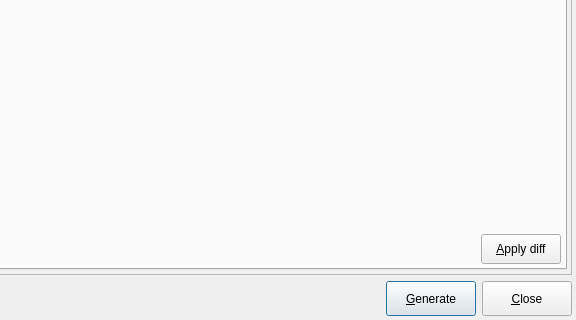
First picture: the form in libpgmodeler_ui/ui/modeldatabasediffform.ui, repository pgmodeler/pgmodeler, before the edit; both pictures show x 104 to 680 and y 250 to 570 of the 680 by 570 pixel window.
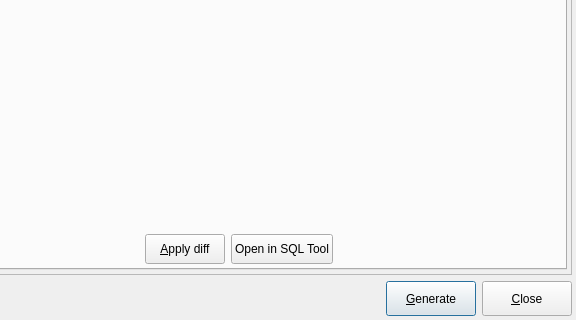
Second picture: the form after the edit. The open tabs and pages were chosen to show the change. Icons and pictures are not drawn.

Diff of the .ui file:
```diff
--- a/libpgmodeler_ui/ui/modeldatabasediffform.ui
+++ b/libpgmodeler_ui/ui/modeldatabasediffform.ui
@@ -2122,17 +2122,20 @@
           <property name="bottomMargin">
            <number>4</number>
           </property>
-          <item row="0" column="0" colspan="2">
-           <widget class="QWidget" name="sqlcode_wgt" native="true">
-            <property name="sizePolicy">
-             <sizepolicy hsizetype="Expanding" vsizetype="Expanding">
-              <horstretch>0</horstretch>
-              <verstretch>0</verstretch>
-             </sizepolicy>
+          <item row="1" column="4">
+           <spacer name="horizontalSpacer_9">
+            <property name="orientation">
+             <enum>Qt::Horizontal</enum>
             </property>
-           </widget>
+            <property name="sizeHint" stdset="0">
+             <size>
+              <width>40</width>
+              <height>20</height>
+             </size>
+            </property>
+           </spacer>
           </item>
-          <item row="1" column="1">
+          <item row="1" column="2">
            <widget class="QPushButton" name="apply_on_server_btn">
             <property name="sizePolicy">
              <sizepolicy hsizetype="Fixed" vsizetype="Fixed">
@@ -2166,7 +2169,74 @@
              </size>
             </property>
             <property name="default">
-             <bool>true</bool>
+             <bool>false</bool>
+            </property>
+           </widget>
+          </item>
+          <item row="0" column="0" colspan="5">
+           <widget class="QWidget" name="sqlcode_wgt" native="true">
+            <property name="sizePolicy">
+             <sizepolicy hsizetype="Expanding" vsizetype="Expanding">
+              <horstretch>0</horstretch>
+              <verstretch>0</verstretch>
+             </sizepolicy>
+            </property>
+           </widget>
+          </item>
+          <item row="1" column="0">
+           <spacer name="horizontalSpacer_10">
+            <property name="orientation">
+             <enum>Qt::Horizontal</enum>
+            </property>
+            <property name="sizeHint" stdset="0">
+             <size>
+              <width>40</width>
+              <height>20</height>
+             </size>
+            </property>
+           </spacer>
+          </item>
+          <item row="1" column="3">
+           <widget class="QPushButton" name="open_in_sql_tool_btn">
+            <property name="sizePolicy">
+             <sizepolicy hsizetype="Fixed" vsizetype="Fixed">
+              <horstretch>0</horstretch>
+              <verstretch>0</verstretch>
+             </sizepolicy>
+            </property>
+            <property name="minimumSize">
+             <size>
+              <width>0</width>
+              <height>30</height>
+             </size>
+            </property>
+            <property name="maximumSize">
+             <size>
+              <width>16777215</width>
+              <height>16777215</height>
+             </size>
+            </property>
+            <property name="toolTip">
+             <string>Loads the generated diff code in the destination server for manual applying.</string>
+            </property>
+            <property name="text">
+             <string>Open in SQL Tool</string>
+            </property>
+            <property name="icon">
+             <iconset resource="../res/resources.qrc">
+              <normaloff>:/icones/icones/codigosql.png</normaloff>:/icones/icones/codigosql.png</iconset>
+            </property>
+            <property name="iconSize">
+             <size>
+              <width>22</width>
+              <height>22</height>
+             </size>
+            </property>
+            <property name="autoDefault">
+             <bool>false</bool>
+            </property>
+            <property name="default">
+             <bool>false</bool>
             </property>
            </widget>
           </item>
```
Left out of the diff: 3 changed lines with no effect on the pictures.
